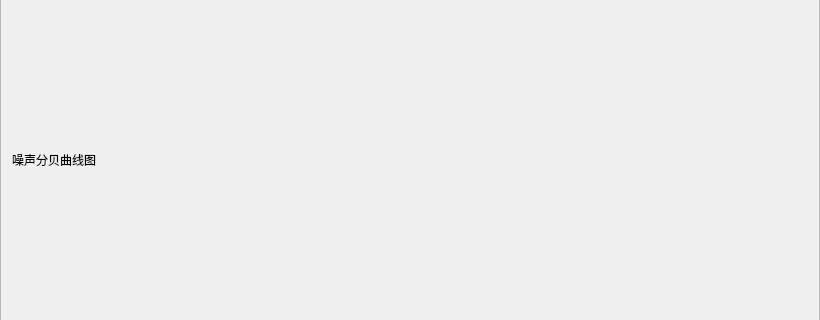
Above: hfIIMS/src/hfnoisedisplay.ui from lijingping/hfIIMS before the change; both pictures show x 0 to 820 and y 145 to 465 of the 820 by 610 pixel window. Below: the same form after it.
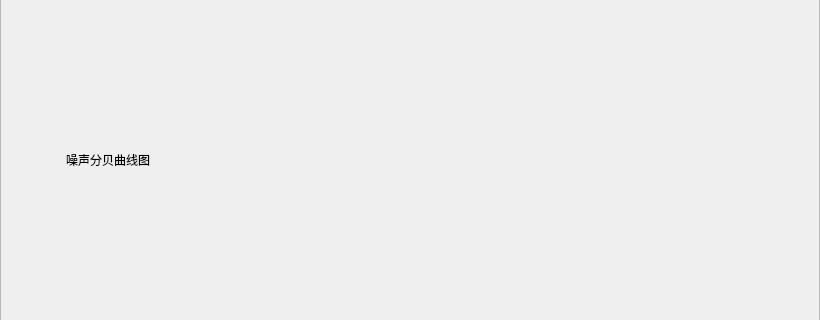
That is the form after the change.

Commit message: add temperture,wet and noise ui.

```diff
--- a/hfIIMS/src/hfnoisedisplay.ui
+++ b/hfIIMS/src/hfnoisedisplay.ui
@@ -23,6 +23,27 @@
    <item>
     <layout class="QVBoxLayout" name="verticalLayout">
      <item>
+      <layout class="QHBoxLayout" name="horizontalLayout">
+       <item>
+        <widget class="QLabel" name="noise_icon">
+         <property name="minimumSize">
+          <size>
+           <width>48</width>
+           <height>42</height>
+          </size>
+         </property>
+         <property name="maximumSize">
+          <size>
+           <width>48</width>
+           <height>42</height>
+          </size>
+         </property>
+         <property name="text">
+          <string/>
+         </property>
+        </widget>
+       </item>
+       <item>
       <widget class="QLabel" name="noise_display_hint">
        <property name="font">
         <font>
@@ -33,6 +54,27 @@
         <string>噪声分贝曲线图</string>
        </property>
       </widget>
+       </item>
+       <item>
+        <widget class="QLabel" name="set">
+         <property name="minimumSize">
+          <size>
+           <width>35</width>
+           <height>33</height>
+          </size>
+         </property>
+         <property name="maximumSize">
+          <size>
+           <width>35</width>
+           <height>33</height>
+          </size>
+         </property>
+         <property name="text">
+          <string/>
+         </property>
+        </widget>
+       </item>
+      </layout>
      </item>
     </layout>
    </item>
```
Lines whose indentation alone changed are shown as unchanged. The commit also changes 23 other files.
